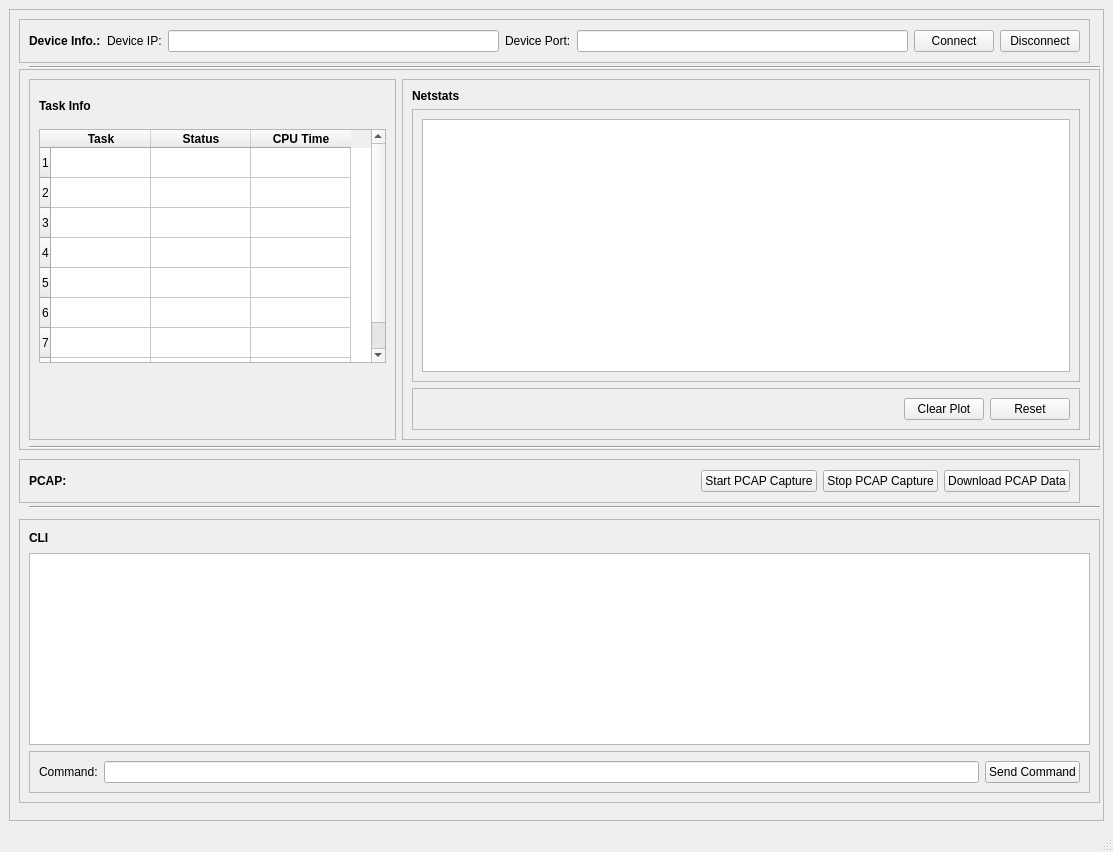
Before: the Qt Designer form src/ui/main_window.ui in tony-josi-aws/pc_app, drawn with Qt 5.
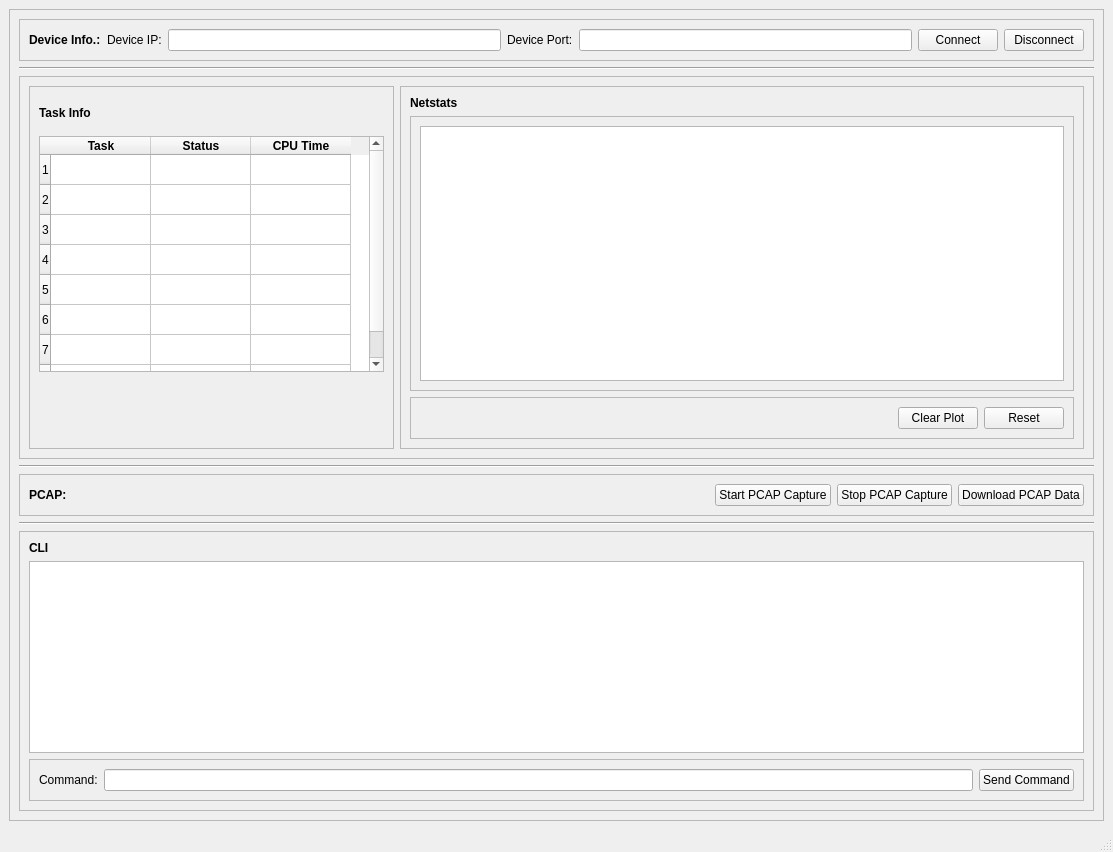
After: the same form once the commit is applied. Custom widgets are drawn as their Qt base class.

```diff
--- a/src/ui/main_window.ui
+++ b/src/ui/main_window.ui
@@ -23,15 +23,9 @@
       <property name="frameShadow">
        <enum>QFrame::Raised</enum>
       </property>
+      <layout class="QVBoxLayout" name="verticalLayout_4">
+       <item>
       <widget class="QFrame" name="frame_21">
-       <property name="geometry">
-        <rect>
-         <x>10</x>
-         <y>10</y>
-         <width>1071</width>
-         <height>44</height>
-        </rect>
-       </property>
        <property name="autoFillBackground">
         <bool>false</bool>
        </property>
@@ -94,15 +88,16 @@
         </item>
        </layout>
       </widget>
+       </item>
+       <item>
+        <widget class="Line" name="line">
+         <property name="orientation">
+          <enum>Qt::Horizontal</enum>
+         </property>
+        </widget>
+       </item>
+       <item>
       <widget class="QFrame" name="frame_2">
-       <property name="geometry">
-        <rect>
-         <x>10</x>
-         <y>60</y>
-         <width>1081</width>
-         <height>381</height>
-        </rect>
-       </property>
        <property name="autoFillBackground">
         <bool>false</bool>
        </property>
@@ -265,7 +260,7 @@
                 </property>
                 <property name="sizeHint" stdset="0">
                  <size>
-                  <width>483</width>
+                    <width>479</width>
                   <height>20</height>
                  </size>
                 </property>
@@ -293,15 +288,16 @@
         </item>
        </layout>
       </widget>
+       </item>
+       <item>
+        <widget class="Line" name="line_2">
+         <property name="orientation">
+          <enum>Qt::Horizontal</enum>
+         </property>
+        </widget>
+       </item>
+       <item>
       <widget class="QFrame" name="frame_22">
-       <property name="geometry">
-        <rect>
-         <x>10</x>
-         <y>450</y>
-         <width>1061</width>
-         <height>44</height>
-        </rect>
-       </property>
        <property name="autoFillBackground">
         <bool>false</bool>
        </property>
@@ -364,15 +360,16 @@
         </item>
        </layout>
       </widget>
+       </item>
+       <item>
+        <widget class="Line" name="line_3">
+         <property name="orientation">
+          <enum>Qt::Horizontal</enum>
+         </property>
+        </widget>
+       </item>
+       <item>
       <widget class="QFrame" name="frame_7">
-       <property name="geometry">
-        <rect>
-         <x>10</x>
-         <y>510</y>
-         <width>1081</width>
-         <height>284</height>
-        </rect>
-       </property>
        <property name="autoFillBackground">
         <bool>false</bool>
        </property>
@@ -407,6 +404,9 @@
             <verstretch>0</verstretch>
            </sizepolicy>
           </property>
+            <property name="readOnly">
+             <bool>true</bool>
+            </property>
          </widget>
         </item>
         <item>
@@ -440,45 +440,8 @@
         </item>
        </layout>
       </widget>
-      <widget class="Line" name="line">
-       <property name="geometry">
-        <rect>
-         <x>20</x>
-         <y>50</y>
-         <width>1071</width>
-         <height>16</height>
-        </rect>
-       </property>
-       <property name="orientation">
-        <enum>Qt::Horizontal</enum>
-       </property>
-      </widget>
-      <widget class="Line" name="line_2">
-       <property name="geometry">
-        <rect>
-         <x>20</x>
-         <y>430</y>
-         <width>1071</width>
-         <height>16</height>
-        </rect>
-       </property>
-       <property name="orientation">
-        <enum>Qt::Horizontal</enum>
-       </property>
-      </widget>
-      <widget class="Line" name="line_3">
-       <property name="geometry">
-        <rect>
-         <x>20</x>
-         <y>490</y>
-         <width>1071</width>
-         <height>16</height>
-        </rect>
-       </property>
-       <property name="orientation">
-        <enum>Qt::Horizontal</enum>
-       </property>
-      </widget>
+       </item>
+      </layout>
      </widget>
     </item>
    </layout>
```
Left out of the diff: 8 changed lines with no effect on the pictures. Lines whose indentation alone changed are shown as unchanged.
